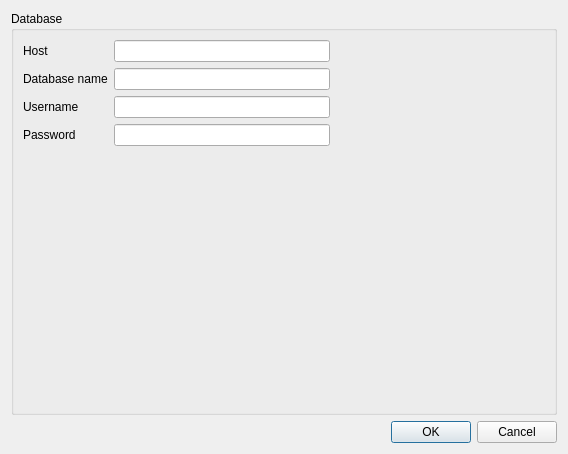
First picture: the form in mtrack/mtconfig.ui, repository kyledevans/Medicine-Track, before the edit.
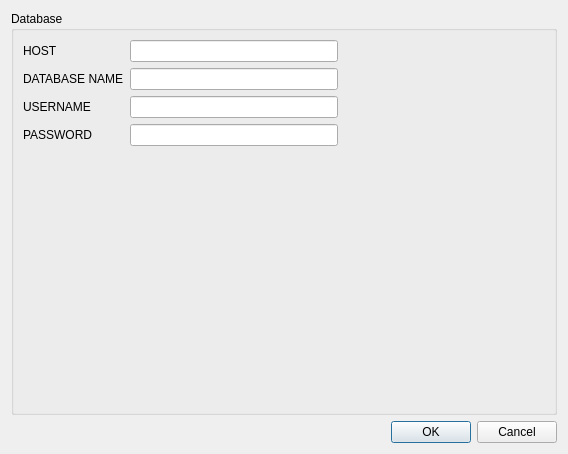
Second picture: the form after the edit.

Commit message: Added tooltips to config dialog. 	modified:   mtrack/mainwindow.ui 	modified:   mtrack/mtconfig.cpp 	modified:   mtrack/mtconfig.ui 	modified:   mtrack/mtsettings.cpp 	modified:   mtrack/mtsettings.h

```diff
--- a/mtrack/mtconfig.ui
+++ b/mtrack/mtconfig.ui
@@ -23,7 +23,7 @@
       <item row="0" column="0">
        <widget class="QLabel" name="label">
         <property name="text">
-         <string>Host</string>
+         <string>HOST</string>
         </property>
        </widget>
       </item>
@@ -50,7 +50,7 @@
       <item row="2" column="0">
        <widget class="QLabel" name="label_2">
         <property name="text">
-         <string>Username</string>
+         <string>USERNAME</string>
         </property>
        </widget>
       </item>
@@ -77,7 +77,7 @@
       <item row="3" column="0">
        <widget class="QLabel" name="label_3">
         <property name="text">
-         <string>Password</string>
+         <string>PASSWORD</string>
         </property>
        </widget>
       </item>
@@ -108,7 +108,7 @@
       <item row="1" column="0">
        <widget class="QLabel" name="label_4">
         <property name="text">
-         <string>Database name</string>
+         <string>DATABASE NAME</string>
         </property>
        </widget>
       </item>
```
Left out of the diff: 8 changed lines with no effect on the pictures. The commit also changes 4 other files.
